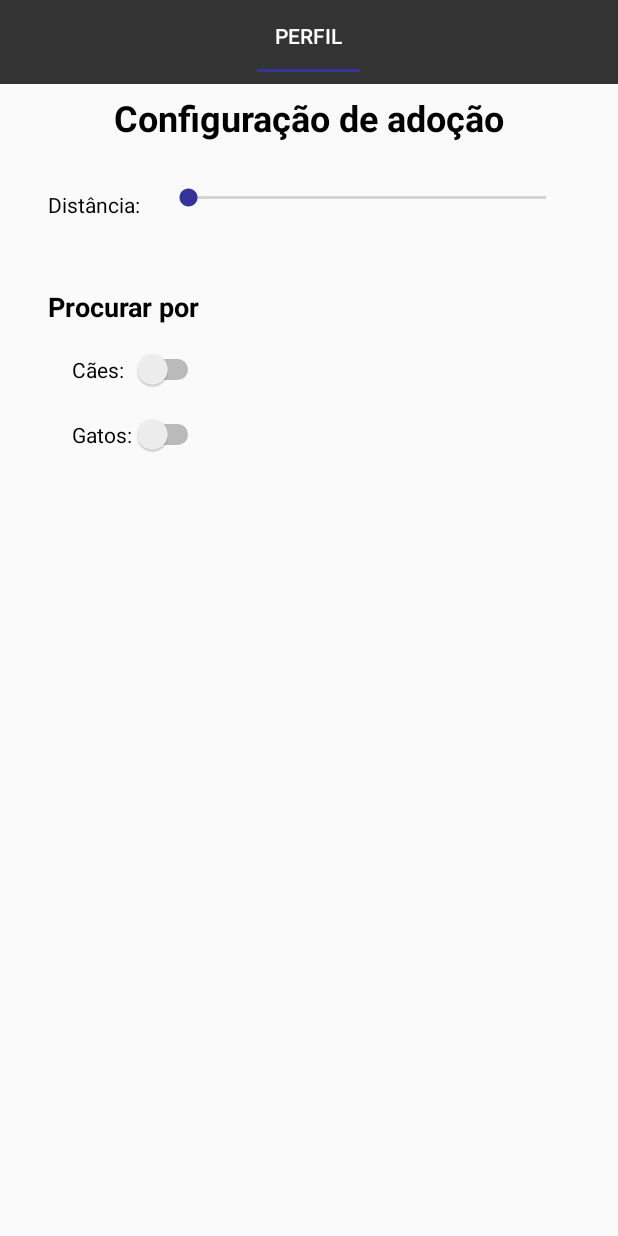
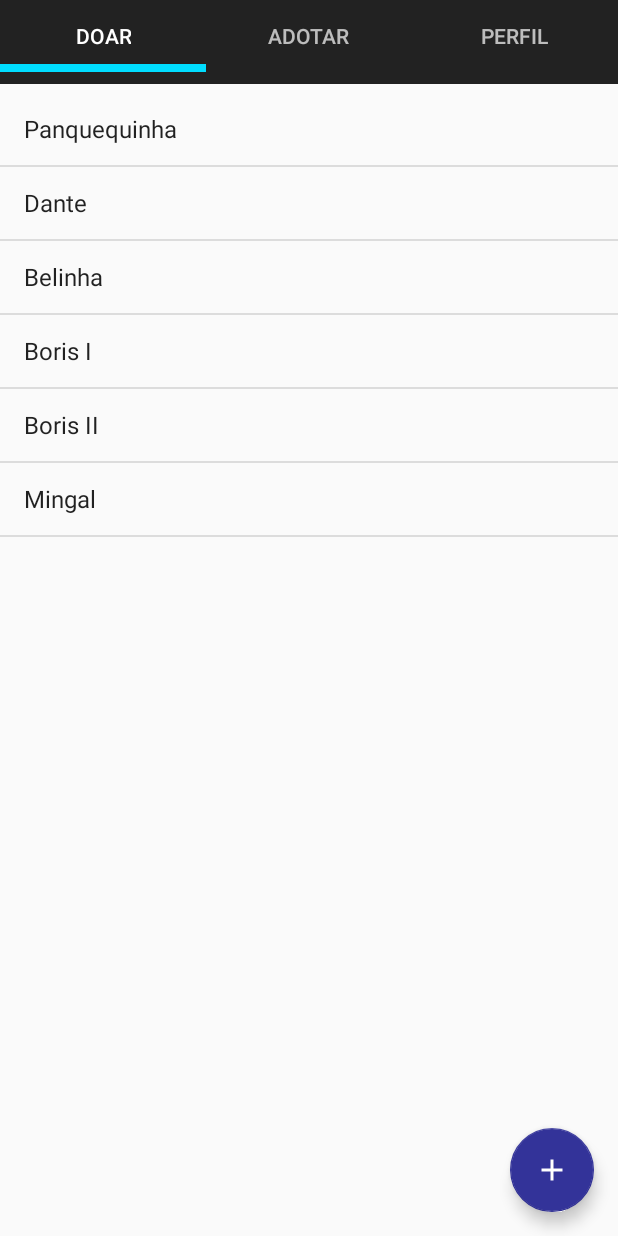
Before and after one commit to victorpereiradepaula/PetsForAll, an Android app: the Home screen opened directly, with no data from a screen before it, on a phone screen of 412 x 824 dp. Run offline under Robolectric (Android 15) with nearby library versions, the phone set to English and light mode, and no system bars.

Commit message:
TabLayout quase completo; TODO: mudar tela ao selecionar (já muda arrastando)

```diff
--- /dev/null
+++ b/app/src/main/java/com/example/dell/petsforall/AdoptFragment.java
@@ -0,0 +1,29 @@
+package com.example.dell.petsforall;
+
+
+import android.os.Bundle;
+import android.support.v4.app.Fragment;
+import android.view.LayoutInflater;
+import android.view.View;
+import android.view.ViewGroup;
+
+
+/**
+ * A simple {@link Fragment} subclass.
+ */
+public class AdoptFragment extends Fragment {
+
+
+    public AdoptFragment() {
+        // Required empty public constructor
+    }
+
+
+    @Override
+    public View onCreateView(LayoutInflater inflater, ViewGroup container,
+                             Bundle savedInstanceState) {
+        // Inflate the layout for this fragment
+        return inflater.inflate(R.layout.fragment_adopt, container, false);
+    }
+
+}
--- /dev/null
+++ b/app/src/main/java/com/example/dell/petsforall/DonateFragment.java
@@ -0,0 +1,46 @@
+package com.example.dell.petsforall;
+
+
+import android.os.Bundle;
+import android.support.v4.app.Fragment;
+import android.view.LayoutInflater;
+import android.view.View;
+import android.view.ViewGroup;
+import android.widget.ArrayAdapter;
+import android.widget.ListView;
+
+
+/**
+ * A simple {@link Fragment} subclass.
+ */
+public class DonateFragment extends Fragment {
+
+
+    public DonateFragment() {
+        // Required empty public constructor
+    }
+
+
+    @Override
+    public View onCreateView(LayoutInflater inflater, ViewGroup container,
+                             Bundle savedInstanceState) {
+
+        View view = inflater.inflate(R.layout.fragment_donate, container, false);
+
+        String[] cats = {
+                "Panquequinha",
+                "Dante",
+                "Belinha",
+                "Boris I",
+                "Boris II",
+                "Mingal"
+        };
+
+        ListView listView = view.findViewById(R.id.listDonate);
+        ArrayAdapter<String> arrayAdapter = new ArrayAdapter<String>(getActivity(), android.R.layout.simple_list_item_1, cats);
+        listView.setAdapter(arrayAdapter);
+
+        return view;
+    }
+
+}
--- a/app/src/main/java/com/example/dell/petsforall/Home.java
+++ b/app/src/main/java/com/example/dell/petsforall/Home.java
@@ -1,15 +1,9 @@
 package com.example.dell.petsforall;
 
-import android.support.annotation.Nullable;
 import android.support.design.widget.TabLayout;
-import android.support.v4.app.Fragment;
-import android.support.v4.app.FragmentManager;
-import android.support.v4.app.FragmentPagerAdapter;
 import android.support.v4.view.ViewPager;
 import android.support.v7.app.AppCompatActivity;
 import android.os.Bundle;
-import java.util.ArrayList;
-import java.util.List;
 
 public class Home extends AppCompatActivity {
     private TabLayout tabLayout;
@@ -21,10 +15,7 @@ public class Home extends AppCompatActivity {
         setContentView(R.layout.activity_home);
 
         tabLayout = (TabLayout) findViewById(R.id.tabHome);
-        tabLayout.setTabGravity(TabLayout.GRAVITY_FILL);
-
         viewPager = (ViewPager) findViewById(R.id.pagerHome);
-
         tabLayout.setupWithViewPager(viewPager);
         setupViewPager(viewPager);
 
@@ -32,39 +23,11 @@ public class Home extends AppCompatActivity {
 
     public void setupViewPager(ViewPager viewPager) {
         MyViewPagerAdapter myViewPagerAdapter = new MyViewPagerAdapter(getSupportFragmentManager());
+        myViewPagerAdapter.addFragmentPage(new DonateFragment(), "Doar");
+        myViewPagerAdapter.addFragmentPage(new AdoptFragment(), "Adotar");
         myViewPagerAdapter.addFragmentPage(new EditProfileFragment(), "Perfil");
 
         viewPager.setAdapter(myViewPagerAdapter);
     }
 
-    public class MyViewPagerAdapter extends FragmentPagerAdapter {
-        private List<Fragment> fragments = new ArrayList<>();
-        private List<String> titles = new ArrayList<>();
-
-        public MyViewPagerAdapter(FragmentManager manager) {
-            super(manager);
-        }
-
-        public void addFragmentPage(Fragment fragment, String title) {
-            fragments.add(fragment);
-            titles.add(title);
-        }
-
-        @Override
-        public Fragment getItem(int position) {
-            return fragments.get(position);
-        }
-
-        @Nullable
-        @Override
-        public CharSequence getPageTitle(int position) {
-            return titles.get(position);
-        }
-
-        @Override
-        public int getCount() {
-            return titles.size();
-        }
-    }
-
 }
--- /dev/null
+++ b/app/src/main/java/com/example/dell/petsforall/MyViewPagerAdapter.java
@@ -0,0 +1,39 @@
+package com.example.dell.petsforall;
+
+import android.support.annotation.Nullable;
+import android.support.v4.app.Fragment;
+import android.support.v4.app.FragmentManager;
+import android.support.v4.app.FragmentPagerAdapter;
+
+import java.util.ArrayList;
+import java.util.List;
+
+public class MyViewPagerAdapter extends FragmentPagerAdapter {
+    private List<Fragment> fragments = new ArrayList<>();
+    private List<String> titles = new ArrayList<>();
+
+    public MyViewPagerAdapter(FragmentManager manager) {
+        super(manager);
+    }
+
+    public void addFragmentPage(Fragment fragment, String title) {
+        fragments.add(fragment);
+        titles.add(title);
+    }
+
+    @Override
+    public Fragment getItem(int position) {
+        return fragments.get(position);
+    }
+
+    @Nullable
+    @Override
+    public CharSequence getPageTitle(int position) {
+        return titles.get(position);
+    }
+
+    @Override
+    public int getCount() {
+        return titles.size();
+    }
+}
--- /dev/null
+++ b/app/src/main/res/drawable/ic_add.xml
@@ -0,0 +1,5 @@
+<vector android:height="24dp" android:tint="#FFFFFF"
+    android:viewportHeight="24.0" android:viewportWidth="24.0"
+    android:width="24dp" xmlns:android="http://schemas.android.com/apk/res/android">
+    <path android:fillColor="#FF000000" android:pathData="M19,13h-6v6h-2v-6H5v-2h6V5h2v6h6v2z"/>
+</vector>
--- a/app/src/main/res/layout/activity_home.xml
+++ b/app/src/main/res/layout/activity_home.xml
@@ -10,7 +10,11 @@
         android:layout_width="match_parent"
         android:layout_height="wrap_content"
         android:id="@+id/tabHome"
-        android:background="@color/colorPrimary"
+        android:background="@color/colorPrimaryDark"
+        app:tabMode="fixed"
+        app:tabGravity="fill"
+        app:tabIndicatorColor="@android:color/holo_blue_bright"
+        app:tabIndicatorHeight="5dp"
         android:minHeight="?attr/actionBarSize"
         android:theme="@style/ThemeOverlay.AppCompat.Dark.ActionBar">
 
--- /dev/null
+++ b/app/src/main/res/layout/fragment_adopt.xml
@@ -0,0 +1,10 @@
+<?xml version="1.0" encoding="utf-8"?>
+<FrameLayout xmlns:android="http://schemas.android.com/apk/res/android"
+    xmlns:tools="http://schemas.android.com/tools"
+    android:layout_width="match_parent"
+    android:layout_height="match_parent"
+    tools:context=".AdoptFragment">
+
+    <!-- TODO: Update blank fragment layout -->
+
+</FrameLayout>
--- /dev/null
+++ b/app/src/main/res/layout/fragment_donate.xml
@@ -0,0 +1,35 @@
+<?xml version="1.0" encoding="utf-8"?>
+<RelativeLayout xmlns:android="http://schemas.android.com/apk/res/android"
+    xmlns:app="http://schemas.android.com/apk/res-auto"
+    xmlns:tools="http://schemas.android.com/tools"
+    android:layout_width="match_parent"
+    android:layout_height="match_parent"
+    tools:context=".DonateFragment">
+
+    <android.support.constraint.ConstraintLayout
+        android:layout_width="match_parent"
+        android:layout_height="match_parent">
+
+        <android.support.design.widget.FloatingActionButton
+            android:id="@+id/fab"
+            android:layout_width="wrap_content"
+            android:layout_height="wrap_content"
+            android:layout_gravity="end|bottom"
+            android:layout_margin="16dp"
+            android:layout_marginBottom="8dp"
+            android:layout_marginEnd="8dp"
+            android:layout_marginRight="8dp"
+            android:src="@drawable/ic_add"
+            app:layout_constraintBottom_toBottomOf="parent"
+            app:layout_constraintEnd_toEndOf="parent" />
+
+        <ListView
+            android:id="@+id/listDonate"
+            android:layout_width="match_parent"
+            android:layout_height="match_parent"
+            android:layout_alignParentTop="true"
+            android:layout_marginTop="62dp"
+            app:layout_constraintTop_toTopOf="parent" />
+    </android.support.constraint.ConstraintLayout>
+
+</RelativeLayout>
--- a/app/src/main/res/layout/fragment_edit_profile.xml
+++ b/app/src/main/res/layout/fragment_edit_profile.xml
@@ -60,14 +60,17 @@
 
         <Switch
             android:id="@+id/switch1"
-            android:layout_width="wrap_content"
+            android:layout_width="0dp"
             android:layout_height="wrap_content"
             android:layout_alignParentStart="true"
             android:layout_alignParentTop="true"
+            android:layout_marginEnd="48dp"
             android:layout_marginLeft="16dp"
+            android:layout_marginRight="48dp"
             android:layout_marginStart="16dp"
             android:layout_marginTop="16dp"
             android:text="@string/label_cats"
+            app:layout_constraintEnd_toEndOf="parent"
             app:layout_constraintStart_toStartOf="@+id/textView13"
             app:layout_constraintTop_toBottomOf="@+id/switch2" />
 
```
